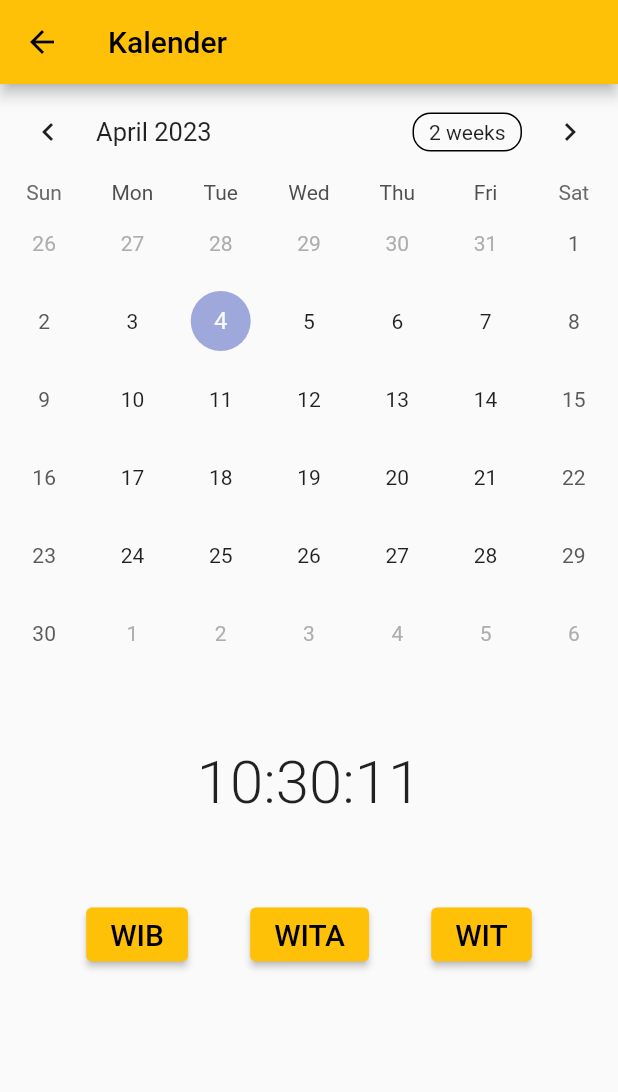
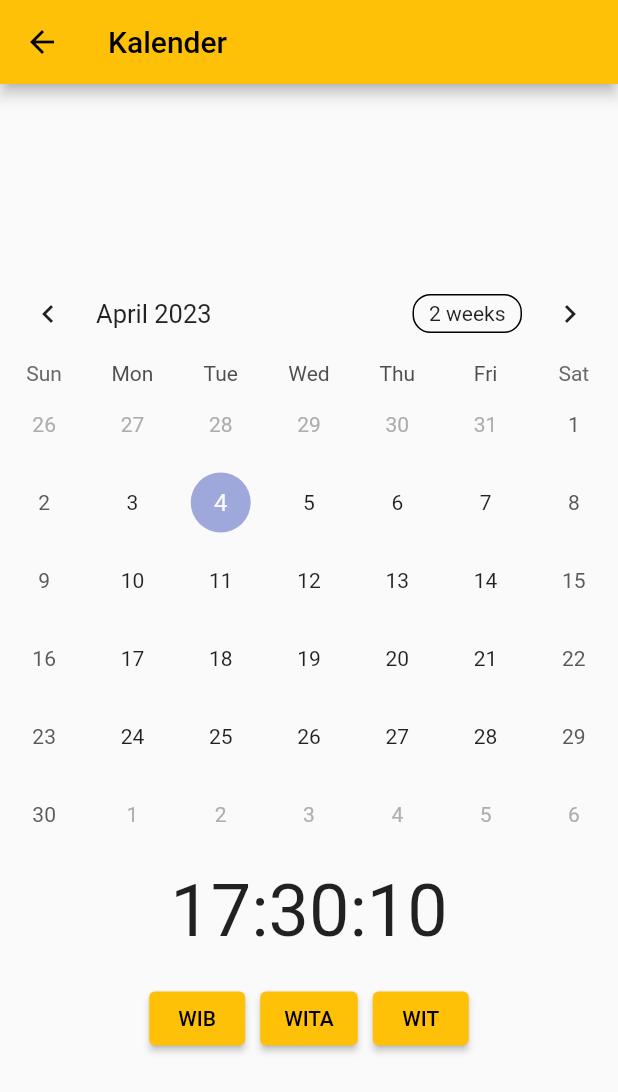
Before and after one commit to Icebrey/UTS-TPM, a Flutter app: the LandingPage screen opened directly, after a tap on "Kalender", on a phone screen of 412 x 824 dp. Shown: the top 1092 px of the screen. Run offline on Flutter 3.47's test engine with Material 2 defaults, Android fonts, the phone set to English and light mode, and no system bars; drawn by our look-alikes of table_calendar; Roboto replaces fonts that are missing (Helvetica).

Commit message:
update ketiga

```diff
--- a/uts_123190033/lib/kalender.dart
+++ b/uts_123190033/lib/kalender.dart
@@ -1,114 +1,104 @@
 import 'package:flutter/material.dart';
+import 'package:intl/intl.dart';
 import 'package:table_calendar/table_calendar.dart';
-import 'dart:async';
 
-class KalenderPage extends StatelessWidget {
+
+class kalenderPage extends StatefulWidget {
+  @override
+  _kalenderPageState createState() => _kalenderPageState();
+}
+
+class _kalenderPageState extends State<kalenderPage> {
+  String _currentDate = '';
+  String _currentTime = '';
+  String _zone = 'WIB';
+
+  @override
+  void initState() {
+    super.initState();
+    _updateTime();
+  }
+
+  void _updateTime() {
+    var now = DateTime.now().toUtc();
+    switch(_zone) {
+      case 'WIB':
+        now = now.add(Duration(hours: 7));
+        break;
+      case 'WITA':
+        now = now.add(Duration(hours: 8));
+        break;
+      case 'WIT':
+        now = now.add(Duration(hours: 9));
+
+        break;
+      default:
+        break;
+    }
+    var formatter = DateFormat('HH:mm:ss');
+    setState(() {
+      _currentTime = formatter.format(now);
+    });
+  }
+
   @override
   Widget build(BuildContext context) {
-    String timeZone;
-
     return Scaffold(
       appBar: AppBar(
         title: Text('Kalender'),
       ),
-      body: Column(
-        children: [
+      body: Center(
+        child: Column(
+          mainAxisAlignment: MainAxisAlignment.center,
+          children: <Widget>[
           SafeArea(
               child: TableCalendar(
             firstDay: DateTime.utc(1, 1, 1),
             lastDay: DateTime.utc(3000, 12, 30),
             focusedDay: DateTime.now(),
-          )),
-          SimpleClock(),
-          ListTile(
-            title: Row(
-                mainAxisAlignment: MainAxisAlignment.spaceEvenly,
+            )
+          ),
+            SizedBox(height: 10),
+            Text(
+              '$_currentTime',
+              style: TextStyle(fontSize: 48),
+            ),
+            SizedBox(height: 20),
+            Row(
+              mainAxisAlignment: MainAxisAlignment.center,
               children: [
                 ElevatedButton(
                   onPressed: () {
-                      timeZone = 'WIB';
+                    setState(() {
+                      _zone = 'WIB';
+                    });
+                    _updateTime();
                   },
-                    child: const Text(
-                      'WIB',
-                      style: TextStyle(fontSize: 20),
+                  child: Text('WIB'),
                 ),
-                  ),
+                SizedBox(width: 10),
                 ElevatedButton(
                   onPressed: () {
-                      timeZone = 'WITA';
+                    setState(() {
+                      _zone = 'WITA';
+                    });
+                    _updateTime();
                   },
-                    child: const Text(
-                      'WITA',
-                      style: TextStyle(fontSize: 20),
+                  child: Text('WITA'),
                 ),
-                  ),
+                SizedBox(width: 10),
                 ElevatedButton(
                   onPressed: () {
-                      timeZone = 'WIT';
+                    setState(() {
+                      _zone = 'WIT';
+                    });
+                    _updateTime();
                   },
-                    child: const Text(
-                      'WIT',
-                      style: TextStyle(fontSize: 20),
+                  child: Text('WIT'),
                 ),
-                  ),
-                ]),
-          )
               ],
             ),
-    );
-
-  }
-}
-
-
-
-
-class SimpleClock extends StatefulWidget {
-  _SimpleClockState createState() => _SimpleClockState();
-}
-
-class _SimpleClockState extends State<SimpleClock> {
-  late String _now;
-  late Timer _everySecond;
-
-
-  @override
-  void initState() {
-    super.initState();
-    _now = _timeToString(DateTime.now());
-    _everySecond = Timer.periodic(Duration(seconds: 1), (Timer t) {
-      if (!mounted) return;
-      setState(() {
-        _now = _timeToString(DateTime.now());
-      });
-    });
-  }
-
-  String _timeToString(DateTime now) {
-    String timeString =
-        "${now.hour.toString().padLeft(2, '0')}:${now.minute.toString().padLeft(2, '0')}:${now.second.toString().padLeft(2, '0')}";
-    return timeString;
-  }
-
-
-  @override
-  Widget build(BuildContext context) {
-    return Center(
-      child: GestureDetector(
-        onTap: () {
-          print("Tap");
-        },
-        child: Container(
-          padding: EdgeInsets.all(50),
-          child: Text(
-            _now,
-            textDirection: TextDirection.ltr,
-            style: TextStyle(
-              fontSize: 40,
-              fontFamily: "Helvetica",
-              fontWeight: FontWeight.w300,
-            ),
-          ),
+          ],
         ),
       ),
     );
--- a/uts_123190033/lib/landingpage.dart
+++ b/uts_123190033/lib/landingpage.dart
@@ -35,7 +35,7 @@ class LandingPage extends StatelessWidget {
                 Navigator.push(
                   context,
                   MaterialPageRoute(
-                    builder: (context) => KalenderPage(),
+                    builder: (context) => kalenderPage(),
                   ),
                 );
               },
--- a/uts_123190033/lib/main.dart
+++ b/uts_123190033/lib/main.dart
@@ -1,6 +1,7 @@
 import 'package:flutter/material.dart';
 import 'package:uts_123190033/detail.dart';
 import 'package:uts_123190033/kalender.dart';
+import 'package:uts_123190033/kalenderbagus.dart';
 import 'package:uts_123190033/landingpage.dart';
 import 'package:uts_123190033/login.dart';
 import 'package:uts_123190033/tabung.dart';
@@ -23,7 +24,7 @@ class MyApp extends StatelessWidget {
 
         primarySwatch: Colors.amber,
       ),
-      home:  KalenderPage(),
+      home:  kalenderPage(),
     );
   }
 }
```
Lines whose indentation alone changed are shown as unchanged.
